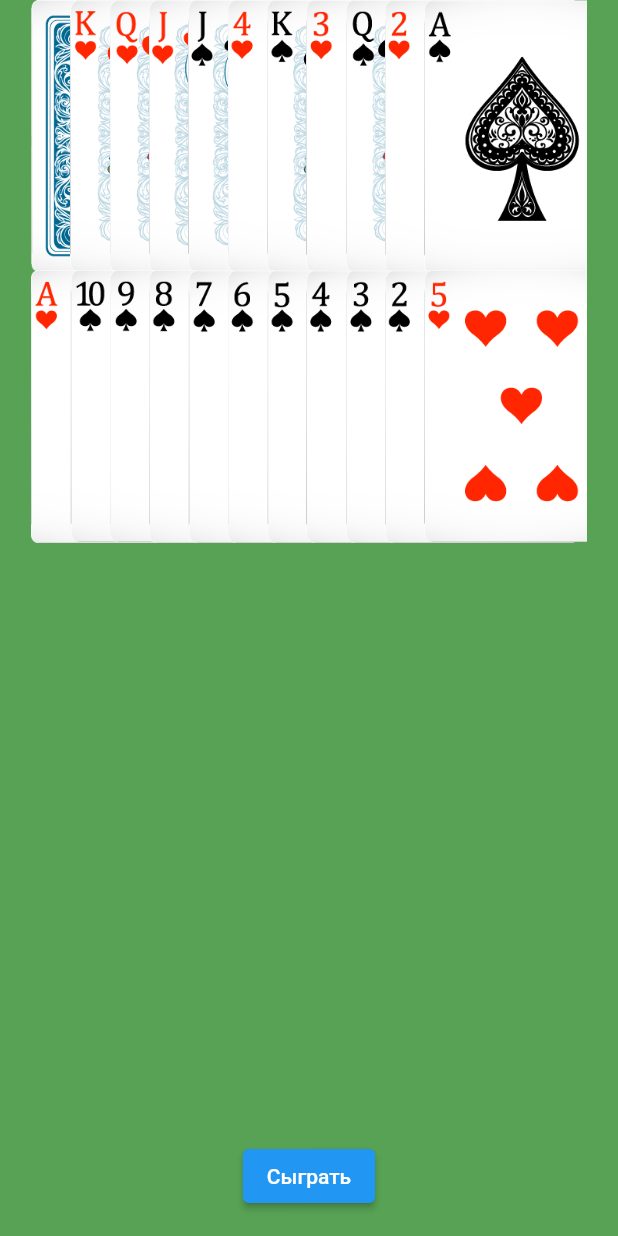
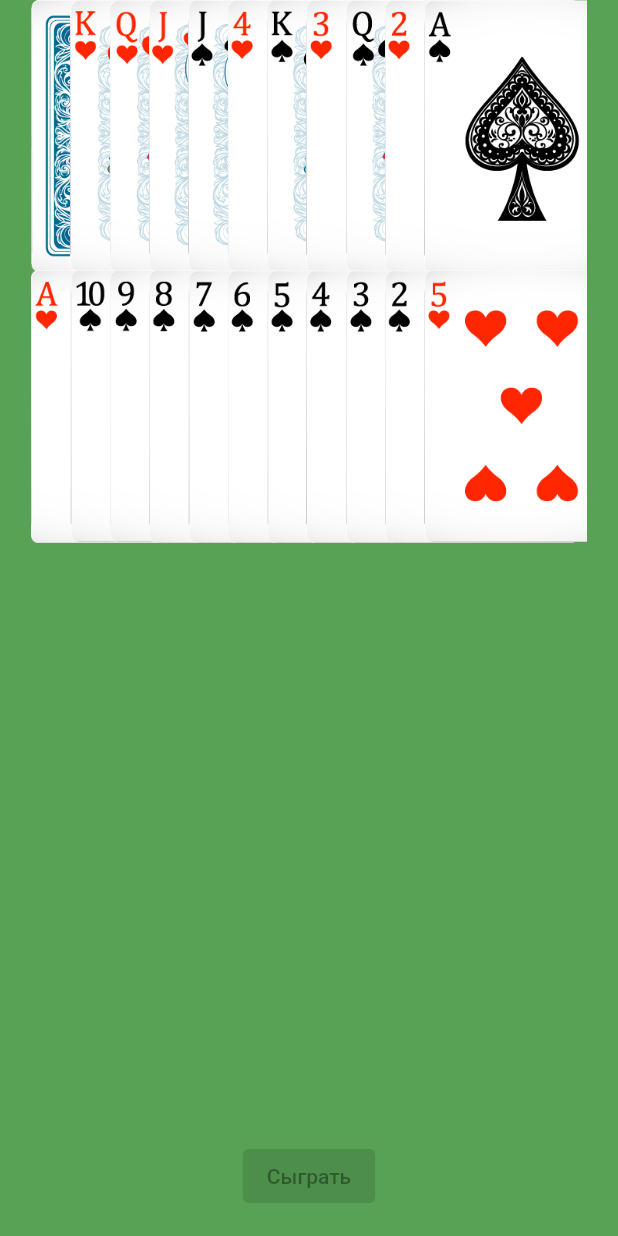
Before and after one commit to QQOld/cardfocus_practice, a Flutter app: the screen it shows after launch, on a phone screen of 412 x 824 dp. Run offline on Flutter 3.47's test engine with Material 2 defaults, Android fonts, the light colour scheme and no system bars.

Commit message:
Little fixes

```diff
--- a/lib/main.dart
+++ b/lib/main.dart
@@ -64,35 +64,6 @@ class _ImgColState extends State<ImgCol> with SingleTickerProviderStateMixin {
   }
 }*/
 
-/*class ImgCol extends StatelessWidget {
-  const ImgCol({required this.number, Key? key}) : super(key: key);
-  final int number;
-
-  @override
-  Widget build(BuildContext context) {
-    return TweenAnimationBuilder(
-        tween: Tween<double>(begin: 0.0, end: 60),
-        duration: const Duration(milliseconds: 2000),
-        onEnd: () {},
-        builder: (_, double move, __) {
-          return Stack(
-            children: List.generate(
-                7,
-                (index) => Positioned(
-                      top: index * move,
-                      child: ConstrainedBox(
-                        constraints: const BoxConstraints(
-                          minWidth: 80,
-                          maxWidth: 130,
-                        ),
-                        child: images[number + index * 3],
-                      ),
-                    )),
-          );
-        });
-  }
-}*/
-
 class CardsDisplay extends StatefulWidget {
   const CardsDisplay({Key? key}) : super(key: key);
 
@@ -107,7 +78,7 @@ class _CardsDisplayState extends State<CardsDisplay>
   late Animation<double> curve;
 
   bool mainAnimIsCompleted = false;
-  bool isPlaying = false;
+  bool isCardChosen = true;
   int columnChoice = 0;
   int _choiceCount = 0;
 
@@ -130,7 +101,7 @@ class _CardsDisplayState extends State<CardsDisplay>
 
   void _changeToVertical() {
     setState(() {
-      isPlaying = true;
+      isCardChosen = false;
     });
     controller.forward();
   }
@@ -218,17 +189,19 @@ class _CardsDisplayState extends State<CardsDisplay>
               );
             }),
       );
-    } else if (!isPlaying) {
+    } else if (isCardChosen) {
       return Scaffold(
         backgroundColor: Colors.transparent,
         body: TweenAnimationBuilder(
           tween: Tween<double>(begin: 0.0, end: 70.0),
           duration: const Duration(milliseconds: 2500),
           curve: Curves.easeInCubic,
-          onEnd: () {                           //не работает
+          onEnd: () {
+            //не работает
             setState(() {
               () {
                 mainAnimIsCompleted = true;
+                print('dgdgd');
               };
             });
           },
@@ -275,7 +248,7 @@ class _CardsDisplayState extends State<CardsDisplay>
           },
         ),
         floatingActionButton: ElevatedButton(
-          onPressed: mainAnimIsCompleted ? _changeToVertical : _changeToVertical,
+          onPressed: mainAnimIsCompleted ? _changeToVertical : null,
           child: const Text("Сыграть"),
         ),
         floatingActionButtonLocation: FloatingActionButtonLocation.centerFloat,
@@ -301,7 +274,7 @@ class _CardsDisplayState extends State<CardsDisplay>
                                     MediaQuery.of(context).size.height /
                                     7 *
                                     0.01,
-                                // индекс (0 - 2) + 1 = номер колонки, умножение на 3 для правильного разложения карт(в каждый столбец по порядку, т.е. 1 столбец - 1, 4, 7...)
+                                // индекс (0..2) + 1 = номер колонки, умножение на 3 для правильного разложения карт(в каждый столбец по порядку, т.е. 1 столбец - 1, 4, 7...)
                                 child: images[num + 1 + index * 3],
                               )),
                     ),
```
